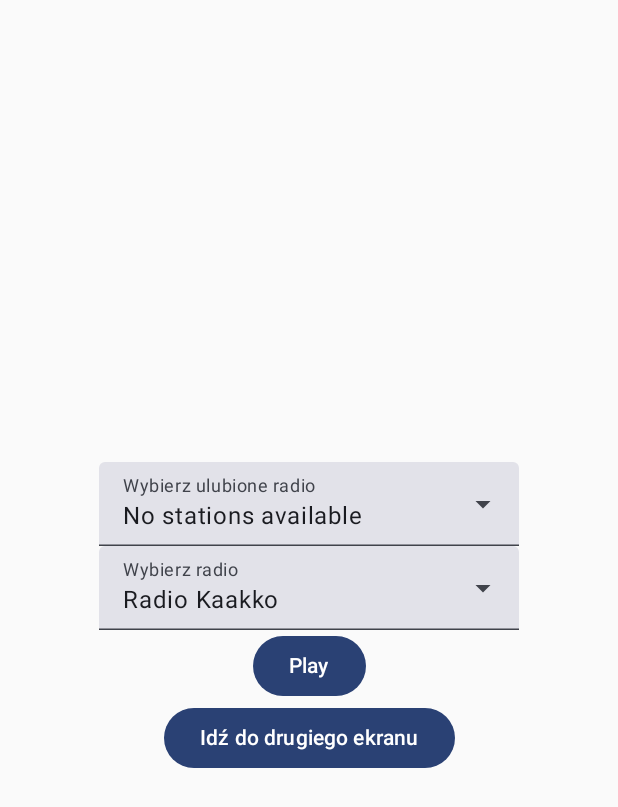
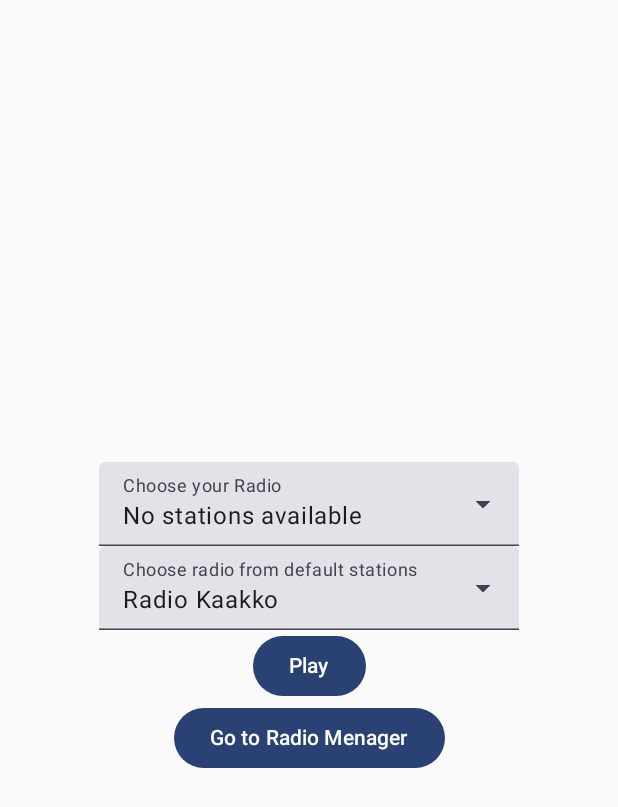
Before and after one commit to m-icha-l/Mood_Radio, an Android app built with Jetpack Compose: the screen it shows after launch (MainActivity), on a phone screen of 412 x 824 dp. Shown: the top 807 px of the screen. Run offline under Robolectric (Android 15) with nearby library versions, the phone set to English and light mode, and no system bars; libraries missing offline, so code that uses them is left out: com.google.android.exoplayer2.

Commit message:
Functionality update

```diff
--- a/app/src/main/java/com/example/wake_up_radio/MainActivity.kt
+++ b/app/src/main/java/com/example/wake_up_radio/MainActivity.kt
@@ -101,7 +101,7 @@ fun RadioPlayerScreen(navController: NavController, modifier: Modifier = Modifie
                 modifier = Modifier
                     .menuAnchor() // Wymagane dla Material3
                     .clickable { expandedFavorites = true }, // Kliknięcie otwiera menu
-                label = { Text("Wybierz ulubione radio") },
+                label = { Text("Choose your Radio") },
                 trailingIcon = {
                     Icon(
                         imageVector = Icons.Default.ArrowDropDown,
@@ -120,8 +120,8 @@ fun RadioPlayerScreen(navController: NavController, modifier: Modifier = Modifie
                         text = { Text(radio) },
                         onClick = {
                             selectedOption_new = radio
-                            myViewModel.change_radio(links_new[index]) // Pobierz link
-                            expandedFavorites = false // Zamknij dropdown
+                            myViewModel.change_radio(links_new[index])
+                            expandedFavorites = false
                         }
                     )
                 }
@@ -137,33 +137,31 @@ fun RadioPlayerScreen(navController: NavController, modifier: Modifier = Modifie
             TextField(
                 value = selectedOption,
                 onValueChange = {},
-                readOnly = true, // Zapobiega ręcznej edycji
+                readOnly = true,
                 modifier = Modifier
-                    .menuAnchor() // Wymagane dla Material3
-                    .clickable { expandedAll = true }, // Kliknięcie otwiera menu
-                label = { Text("Wybierz radio") },
+                    .menuAnchor()
+                    .clickable { expandedAll = true },
+                label = { Text("Choose radio from default stations") },
                 trailingIcon = {
                     Icon(
                         imageVector = Icons.Default.ArrowDropDown,
                         contentDescription = "Expand",
-                        modifier = Modifier.clickable { expandedAll = true } // Kliknięcie również rozwija
+                        modifier = Modifier.clickable { expandedAll = true }
                     )
                 }
             )
-
-            // Menu Dropdown
             ExposedDropdownMenu(
                 expanded = expandedAll,
-                onDismissRequest = { expandedAll = false } // Zamknięcie menu po kliknięciu poza
+                onDismissRequest = { expandedAll = false }
             ) {
                 radioNames.forEach { radio ->
                     DropdownMenuItem(
                         text = { Text(radio) },
                         onClick = {
-                            selectedOption = radio // Ustawienie wybranego radia
+                            selectedOption = radio
                             val index = radioNames.indexOf(radio)
                             myViewModel.change_radio(radioLinks[index])
-                            expandedAll = false // Zamknięcie dropdowna po wyborze
+                            expandedAll = false
                         }
                     )
                 }
@@ -177,7 +175,7 @@ fun RadioPlayerScreen(navController: NavController, modifier: Modifier = Modifie
 
         // Przycisk nawigacyjny
         Button(onClick = { navController.navigate("first_screen") }) {
-            Text("Idź do drugiego ekranu")
+            Text("Go to Radio Menager")
         }
     }
 }
@@ -245,7 +243,7 @@ fun First_Screen(navController: NavController) {
                 modifier = Modifier
                     .menuAnchor()
                     .clickable { expandedFavorites = true },
-                label = { Text("Wybierz ulubione radio") },
+                label = { Text("Choose Radio") },
                 trailingIcon = {
                     Icon(
                         imageVector = Icons.Default.ArrowDropDown,
@@ -263,6 +261,7 @@ fun First_Screen(navController: NavController) {
                     DropdownMenuItem(
                         text = { Text(radio) },
                         onClick = {
+                            selectedOption_new = radio
                             selectedOption_new = radio
                             del_radio = radio
                             expandedFavorites = false
@@ -291,7 +290,7 @@ fun First_Screen(navController: NavController) {
             Text("Delete selected radio")
         }
         Button(onClick = { navController.navigate("home") }) {
-            Text("Go to Second Screen")
+            Text("Go to Home Screen")
         }
     }
 }
```
